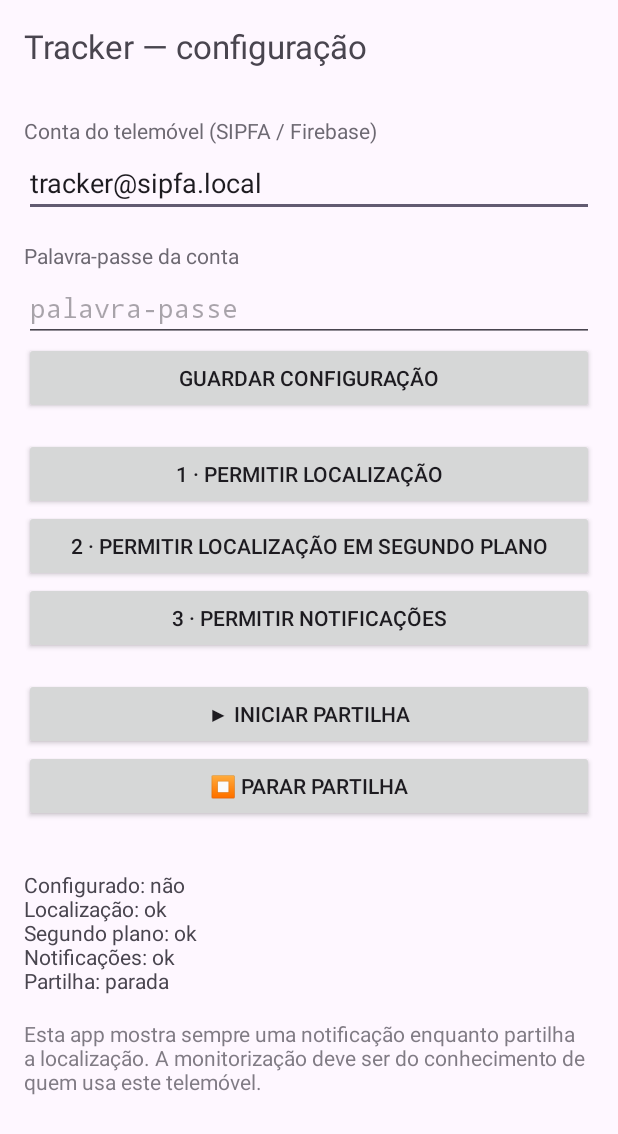
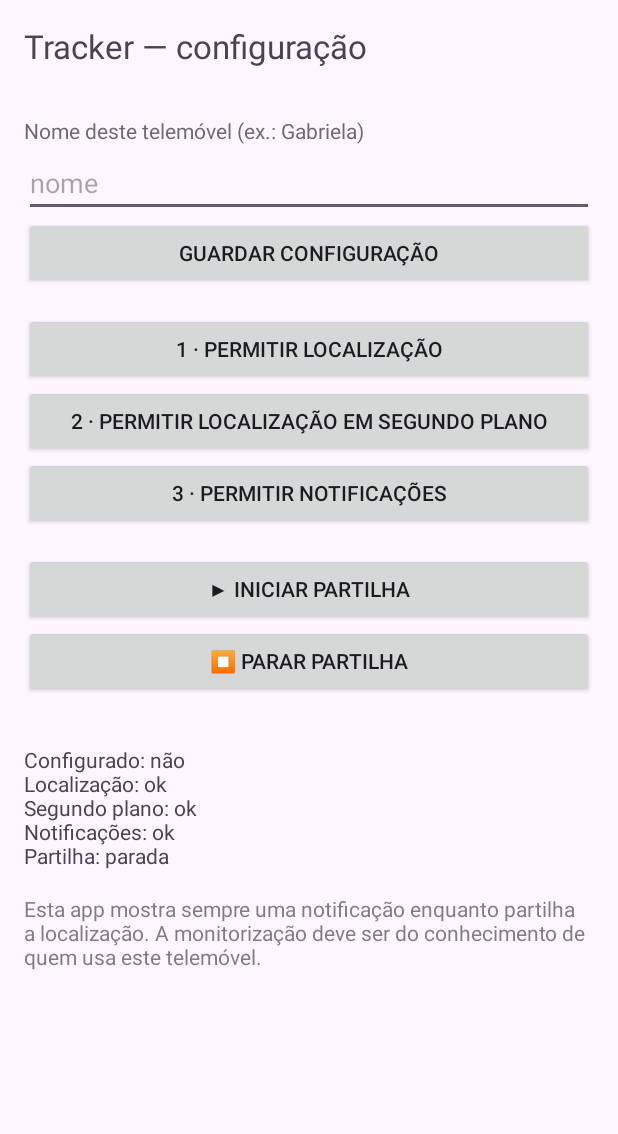
Before and after one commit to Phreezi/Tracker, an Android app: the screen it shows after launch (MainActivity), after a tap on "GUARDAR CONFIGURAÇÃO", on a phone screen of 412 x 824 dp. Shown: the top 1134 px of the screen. Run offline under Robolectric (Android 15) with nearby library versions, the phone set to English and light mode, and no system bars.

Commit message:
Telemóvel só precisa de um nome (conta embutida no build)
A conta do Firestore (tracker@sipfa.local) e a palavra-passe deixam de ser
pedidas na app: a palavra-passe é embutida no APK a partir do secret do GitHub
TRACKER_ACCOUNT_PASSWORD (BuildConfig), e o e-mail é fixo. No telemóvel passa a
bastar escrever um NOME (ex.: "Gabriela"), guardado em cada ponto (campo nome).

- build.gradle: buildConfigField ACCOUNT_PASSWORD (do secret) + buildConfig on;
  versionCode 3 / versionName 2.1.
- Prefs: deviceName (em vez de email/password); isConfigured = nome presente.
- FirestoreUploader: e-mail fixo + BuildConfig.ACCOUNT_PASSWORD; grava `nome`.
- MainActivity: ecrã passa a ter só o campo Nome.
- workflow: passa o secret TRACKER_ACCOUNT_PASSWORD ao build.

Co-Authored-By: Claude Opus 4.8 <noreply@anthropic.com>
Claude-Session: https://claude.ai/code/session_01SEdkHqdyLJzgxHSqwWrCVf

```diff
--- a/android/app/src/main/java/pt/familia/tracker/MainActivity.kt
+++ b/android/app/src/main/java/pt/familia/tracker/MainActivity.kt
@@ -17,13 +17,12 @@ import androidx.appcompat.app.AppCompatActivity
 import androidx.core.content.ContextCompat
 
 /**
- * Ecrã de configuração: conta do telemóvel (SIPFA), palavra-passe e permissões.
+ * Ecrã de configuração: nome do telemóvel e permissões.
  * Construído em código para não depender de recursos de layout.
  */
 class MainActivity : AppCompatActivity() {
 
-    private lateinit var emailField: EditText
-    private lateinit var passwordField: EditText
+    private lateinit var nameField: EditText
     private lateinit var status: TextView
 
     private val fineLauncher =
@@ -48,25 +47,16 @@ class MainActivity : AppCompatActivity() {
             setPadding(0, 0, 0, pad)
         })
 
-        root.addView(label("Conta do telemóvel (SIPFA / Firebase)"))
-        emailField = EditText(this).apply {
-            inputType = InputType.TYPE_TEXT_VARIATION_EMAIL_ADDRESS
-            hint = "tracker@sipfa.local"
-            setText(Prefs.accountEmail(this@MainActivity))
+        root.addView(label("Nome deste telemóvel (ex.: Gabriela)"))
+        nameField = EditText(this).apply {
+            inputType = InputType.TYPE_CLASS_TEXT or InputType.TYPE_TEXT_FLAG_CAP_WORDS
+            hint = "nome"
+            setText(Prefs.deviceName(this@MainActivity))
         }
-        root.addView(emailField)
-
-        root.addView(label("Palavra-passe da conta"))
-        passwordField = EditText(this).apply {
-            inputType = InputType.TYPE_CLASS_TEXT or InputType.TYPE_TEXT_VARIATION_PASSWORD
-            hint = "palavra-passe"
-            setText(Prefs.accountPassword(this@MainActivity))
-        }
-        root.addView(passwordField)
+        root.addView(nameField)
 
         root.addView(button("Guardar configuração") {
-            Prefs.setAccountEmail(this, emailField.text.toString())
-            Prefs.setAccountPassword(this, passwordField.text.toString())
+            Prefs.setDeviceName(this, nameField.text.toString())
             toast("Guardado.")
             refresh()
         })
@@ -91,7 +81,7 @@ class MainActivity : AppCompatActivity() {
 
         root.addView(spacer(pad))
         root.addView(button("▶ Iniciar partilha") {
-            if (!Prefs.isConfigured(this)) { toast("Preenche a conta e a palavra-passe primeiro."); return@button }
+            if (!Prefs.isConfigured(this)) { toast("Escreve o nome do telemóvel primeiro."); return@button }
             if (!hasFine()) { toast("Falta a permissão de localização."); return@button }
             Prefs.setEnabled(this, true)
             LocationService.start(this)
--- a/android/app/src/main/java/pt/familia/tracker/Prefs.kt
+++ b/android/app/src/main/java/pt/familia/tracker/Prefs.kt
@@ -7,27 +7,13 @@ object Prefs {
     private const val FILE = "tracker_prefs"
     private fun p(ctx: Context) = ctx.getSharedPreferences(FILE, Context.MODE_PRIVATE)
 
-    // --- Conta do telemóvel no Firebase/Firestore do SIPFA -------------------
-    // Os pontos são escritos no Firestore do SIPFA com esta conta dedicada
-    // (criada em Firebase → Authentication). O e-mail é fixo por omissão; só a
-    // palavra-passe é que se escreve na app.
-    fun accountEmail(ctx: Context): String =
-        p(ctx).getString("accountEmail", "tracker@sipfa.local") ?: "tracker@sipfa.local"
-    fun setAccountEmail(ctx: Context, v: String) =
-        p(ctx).edit().putString("accountEmail", v.trim()).apply()
-
-    fun accountPassword(ctx: Context): String = p(ctx).getString("accountPassword", "") ?: ""
-    fun setAccountPassword(ctx: Context, v: String) =
-        p(ctx).edit().putString("accountPassword", v).apply()
-
-    // Campos antigos (servidor Node) — mantidos por compatibilidade, já não usados.
-    fun serverUrl(ctx: Context): String = p(ctx).getString("serverUrl", "") ?: ""
-    fun setServerUrl(ctx: Context, v: String) =
-        p(ctx).edit().putString("serverUrl", v.trim().trimEnd('/')).apply()
-
-    fun deviceToken(ctx: Context): String = p(ctx).getString("deviceToken", "") ?: ""
-    fun setDeviceToken(ctx: Context, v: String) =
-        p(ctx).edit().putString("deviceToken", v.trim()).apply()
+    // --- Identificação do telemóvel ------------------------------------------
+    // O telemóvel só precisa de um NOME (ex.: "Gabriela"). A conta do Firestore
+    // (tracker@sipfa.local) e a palavra-passe estão embutidas na app, por isso
+    // quem instala não tem de saber credenciais — só escreve o nome.
+    fun deviceName(ctx: Context): String = p(ctx).getString("deviceName", "") ?: ""
+    fun setDeviceName(ctx: Context, v: String) =
+        p(ctx).edit().putString("deviceName", v.trim()).apply()
 
     fun enabled(ctx: Context): Boolean = p(ctx).getBoolean("enabled", false)
     fun setEnabled(ctx: Context, v: Boolean) = p(ctx).edit().putBoolean("enabled", v).apply()
@@ -41,6 +27,5 @@ object Prefs {
     fun heartbeatMin(ctx: Context): Int = p(ctx).getInt("heartbeatMin", 10)
     fun setHeartbeatMin(ctx: Context, v: Int) = p(ctx).edit().putInt("heartbeatMin", v).apply()
 
-    fun isConfigured(ctx: Context): Boolean =
-        accountEmail(ctx).isNotEmpty() && accountPassword(ctx).isNotEmpty()
+    fun isConfigured(ctx: Context): Boolean = deviceName(ctx).isNotEmpty()
 }
```
Also changed, not shown: android/app/build.gradle (+15 -2 lines), android/app/src/main/java/pt/familia/tracker/FirestoreUploader.kt (+16 -10 lines), 1 other file.
